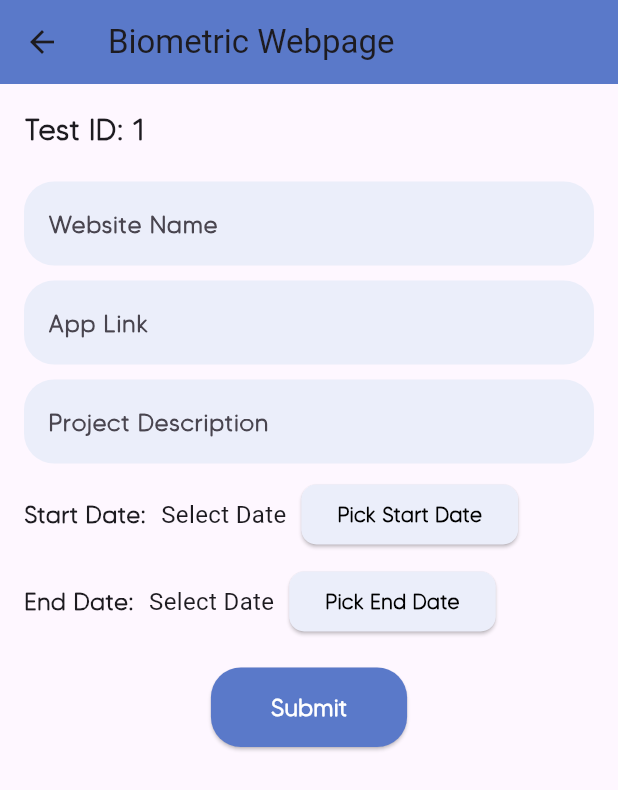
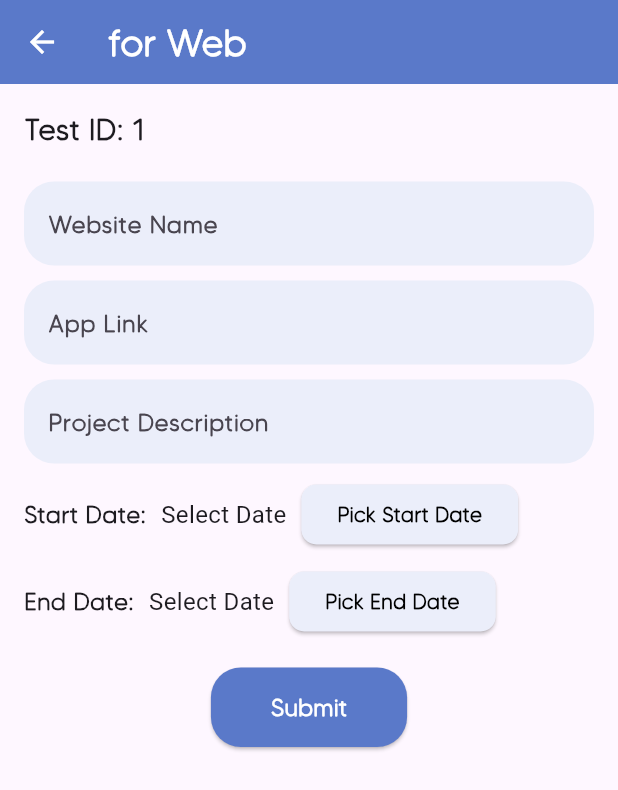
Before and after one commit to min-thuta-naing/koalytics_biometric_usability_testing, a Flutter app: the BiometricWeb screen opened directly, on a phone screen of 412 x 824 dp. Shown: the top 790 px of the screen. Run offline on Flutter 3.47's test engine with Material 3 defaults, Android fonts, the phone set to English and light mode, and no system bars; our stand-ins replace image_picker, salomon_bottom_bar; network calls fail.

Commit message:
app bar edited

```diff
--- a/lib/bio_web.dart
+++ b/lib/bio_web.dart
@@ -60,9 +60,20 @@ class _BiometricWebState extends State<BiometricWeb> {
  Widget build(BuildContext context) {
    return Scaffold(
      appBar: AppBar(
-       title: const Text('Biometric Webpage'),
-       backgroundColor: const Color.fromARGB(255, 90, 121, 201),
-     ),
+        title: const Text(
+          'for Web',
+          style: TextStyle(
+            fontFamily: "Tommy",
+            fontSize: 25,
+            fontWeight: FontWeight.bold,
+            color: Colors.white,
+          ),
+        ),
+        backgroundColor: Color.fromARGB(255, 90, 121, 201),
+        iconTheme: const IconThemeData(
+          color: Colors.white, // White back arrow
+        ),
+      ),
      body: Padding(
        padding: const EdgeInsets.all(16.0),
        child: Column(
```
Also changed, not shown: lib/bio_app.dart (+13 -2 lines).
